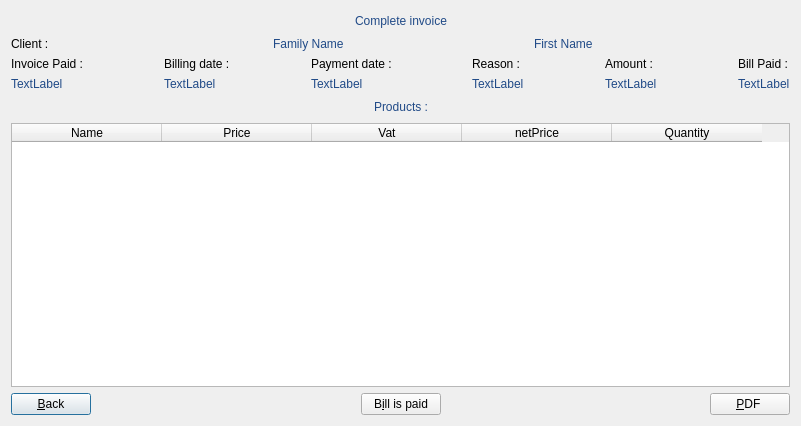
Qt form manageBill/dialoginvoicecomplete.ui (JMainard/manageBill) before a commit.
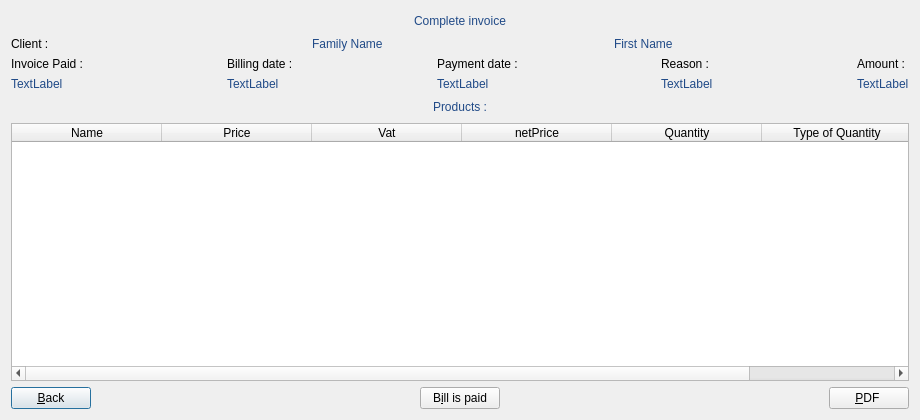
The same form after that commit. Icons and pictures are not drawn.

Patch:
```diff
--- a/manageBill/dialoginvoicecomplete.ui
+++ b/manageBill/dialoginvoicecomplete.ui
@@ -6,8 +6,8 @@
    <rect>
     <x>0</x>
     <y>0</y>
-    <width>801</width>
-    <height>426</height>
+    <width>920</width>
+    <height>420</height>
    </rect>
   </property>
   <property name="minimumSize">
@@ -279,44 +279,6 @@
        </item>
       </layout>
      </item>
-     <item row="0" column="9">
-      <spacer name="horizontalSpacer_10">
-       <property name="orientation">
-        <enum>Qt::Horizontal</enum>
-       </property>
-       <property name="sizeHint" stdset="0">
-        <size>
-         <width>40</width>
-         <height>20</height>
-        </size>
-       </property>
-      </spacer>
-     </item>
-     <item row="0" column="10">
-      <layout class="QFormLayout" name="formLayout">
-       <item row="2" column="0">
-        <widget class="QLabel" name="label_3">
-         <property name="styleSheet">
-          <string notr="true">font: 75 13pt &quot;URW Palladio L&quot;;
-color: rgb(32, 74, 135);</string>
-         </property>
-         <property name="text">
-          <string>TextLabel</string>
-         </property>
-        </widget>
-       </item>
-       <item row="1" column="0">
-        <widget class="QLabel" name="label_2">
-         <property name="styleSheet">
-          <string notr="true">font: 75 14pt &quot;URW Palladio L&quot;;</string>
-         </property>
-         <property name="text">
-          <string>Bill Paid :</string>
-         </property>
-        </widget>
-       </item>
-      </layout>
-     </item>
     </layout>
    </item>
    <item row="3" column="0">
@@ -375,7 +337,7 @@
       <enum>Qt::ScrollBarAlwaysOff</enum>
      </property>
      <property name="horizontalScrollBarPolicy">
-      <enum>Qt::ScrollBarAlwaysOff</enum>
+      <enum>Qt::ScrollBarAsNeeded</enum>
      </property>
      <property name="sizeAdjustPolicy">
       <enum>QAbstractScrollArea::AdjustToContents</enum>
@@ -408,6 +370,11 @@
        <string>Quantity</string>
       </property>
      </column>
+     <column>
+      <property name="text">
+       <string>Type of Quantity</string>
+      </property>
+     </column>
     </widget>
    </item>
    <item row="5" column="0">
```
Left out of the diff: 131 changed lines with no effect on the pictures.
